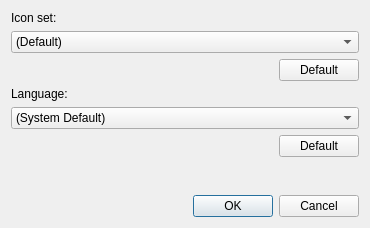
Old version of the form src/qt/qt_progsettings.ui in the repository 86Box/86Box.
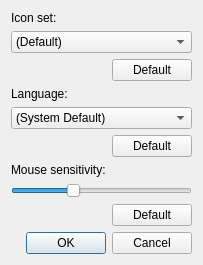
New version of the form.

Commit message: qt: Add mouse sensitivity setting

```diff
--- a/src/qt/qt_progsettings.ui
+++ b/src/qt/qt_progsettings.ui
@@ -6,35 +6,38 @@
    <rect>
     <x>0</x>
     <y>0</y>
-    <width>370</width>
-    <height>228</height>
+    <width>458</width>
+    <height>303</height>
    </rect>
   </property>
   <property name="minimumSize">
    <size>
-    <width>370</width>
-    <height>228</height>
+    <width>0</width>
+    <height>0</height>
    </size>
   </property>
   <property name="maximumSize">
    <size>
-    <width>370</width>
-    <height>228</height>
+    <width>16777215</width>
+    <height>16777215</height>
    </size>
   </property>
   <property name="windowTitle">
    <string>Preferences</string>
   </property>
   <layout class="QGridLayout" name="gridLayout">
-   <item row="6" column="1">
-    <spacer name="verticalSpacer">
+   <property name="sizeConstraint">
+    <enum>QLayout::SetFixedSize</enum>
+   </property>
+   <item row="2" column="0">
+    <spacer name="horizontalSpacer">
      <property name="orientation">
-      <enum>Qt::Vertical</enum>
+      <enum>Qt::Horizontal</enum>
      </property>
      <property name="sizeHint" stdset="0">
       <size>
-       <width>20</width>
-       <height>40</height>
+       <width>40</width>
+       <height>20</height>
       </size>
      </property>
     </spacer>
@@ -48,6 +51,13 @@
      </item>
     </widget>
    </item>
+   <item row="6" column="0">
+    <widget class="QLabel" name="label_3">
+     <property name="text">
+      <string>Mouse sensitivity:</string>
+     </property>
+    </widget>
+   </item>
    <item row="2" column="1">
     <widget class="QPushButton" name="pushButton">
      <property name="text">
@@ -55,6 +65,50 @@
      </property>
     </widget>
    </item>
+   <item row="11" column="0" colspan="2">
+    <widget class="QDialogButtonBox" name="buttonBox">
+     <property name="orientation">
+      <enum>Qt::Horizontal</enum>
+     </property>
+     <property name="standardButtons">
+      <set>QDialogButtonBox::Cancel|QDialogButtonBox::Ok</set>
+     </property>
+    </widget>
+   </item>
+   <item row="5" column="1">
+    <widget class="QPushButton" name="pushButtonLanguage">
+     <property name="text">
+      <string>Default</string>
+     </property>
+    </widget>
+   </item>
+   <item row="0" column="0" colspan="2">
+    <widget class="QLabel" name="label">
+     <property name="text">
+      <string>Icon set:</string>
+     </property>
+    </widget>
+   </item>
+   <item row="8" column="1">
+    <widget class="QPushButton" name="pushButton_2">
+     <property name="text">
+      <string>Default</string>
+     </property>
+    </widget>
+   </item>
+   <item row="8" column="0">
+    <spacer name="horizontalSpacer_3">
+     <property name="orientation">
+      <enum>Qt::Horizontal</enum>
+     </property>
+     <property name="sizeHint" stdset="0">
+      <size>
+       <width>40</width>
+       <height>20</height>
+      </size>
+     </property>
+    </spacer>
+   </item>
    <item row="3" column="0" colspan="2">
     <widget class="QLabel" name="label_2">
      <property name="text">
@@ -62,6 +116,41 @@
      </property>
     </widget>
    </item>
+   <item row="5" column="0">
+    <spacer name="horizontalSpacer_2">
+     <property name="orientation">
+      <enum>Qt::Horizontal</enum>
+     </property>
+     <property name="sizeHint" stdset="0">
+      <size>
+       <width>40</width>
+       <height>20</height>
+      </size>
+     </property>
+    </spacer>
+   </item>
+   <item row="7" column="0" colspan="2">
+    <widget class="QSlider" name="horizontalSlider">
+     <property name="minimum">
+      <number>50</number>
+     </property>
+     <property name="maximum">
+      <number>200</number>
+     </property>
+     <property name="singleStep">
+      <number>10</number>
+     </property>
+     <property name="pageStep">
+      <number>20</number>
+     </property>
+     <property name="value">
+      <number>100</number>
+     </property>
+     <property name="orientation">
+      <enum>Qt::Horizontal</enum>
+     </property>
+    </widget>
+   </item>
    <item row="1" column="0" colspan="2">
     <widget class="QComboBox" name="comboBox">
      <property name="editable">
@@ -74,56 +163,6 @@
      </item>
     </widget>
    </item>
-   <item row="7" column="0" colspan="2">
-    <widget class="QDialogButtonBox" name="buttonBox">
-     <property name="orientation">
-      <enum>Qt::Horizontal</enum>
-     </property>
-     <property name="standardButtons">
-      <set>QDialogButtonBox::Cancel|QDialogButtonBox::Ok</set>
-     </property>
-    </widget>
-   </item>
-   <item row="5" column="0">
-    <spacer name="horizontalSpacer_2">
-     <property name="orientation">
-      <enum>Qt::Horizontal</enum>
-     </property>
-     <property name="sizeHint" stdset="0">
-      <size>
-       <width>40</width>
-       <height>20</height>
-      </size>
-     </property>
-    </spacer>
-   </item>
-   <item row="0" column="0" colspan="2">
-    <widget class="QLabel" name="label">
-     <property name="text">
-      <string>Icon set:</string>
-     </property>
-    </widget>
-   </item>
-   <item row="5" column="1">
-    <widget class="QPushButton" name="pushButtonLanguage">
-     <property name="text">
-      <string>Default</string>
-     </property>
-    </widget>
-   </item>
-   <item row="2" column="0">
-    <spacer name="horizontalSpacer">
-     <property name="orientation">
-      <enum>Qt::Horizontal</enum>
-     </property>
-     <property name="sizeHint" stdset="0">
-      <size>
-       <width>40</width>
-       <height>20</height>
-      </size>
-     </property>
-    </spacer>
-   </item>
   </layout>
  </widget>
  <resources/>
```
The commit also changes 7 other files.
